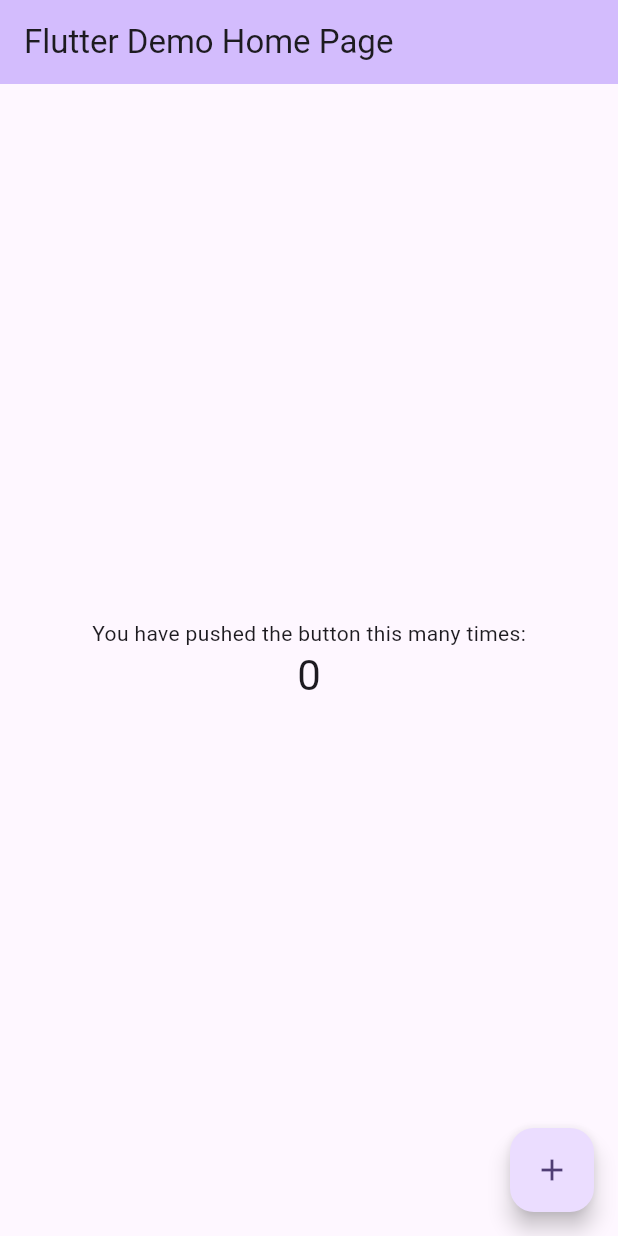
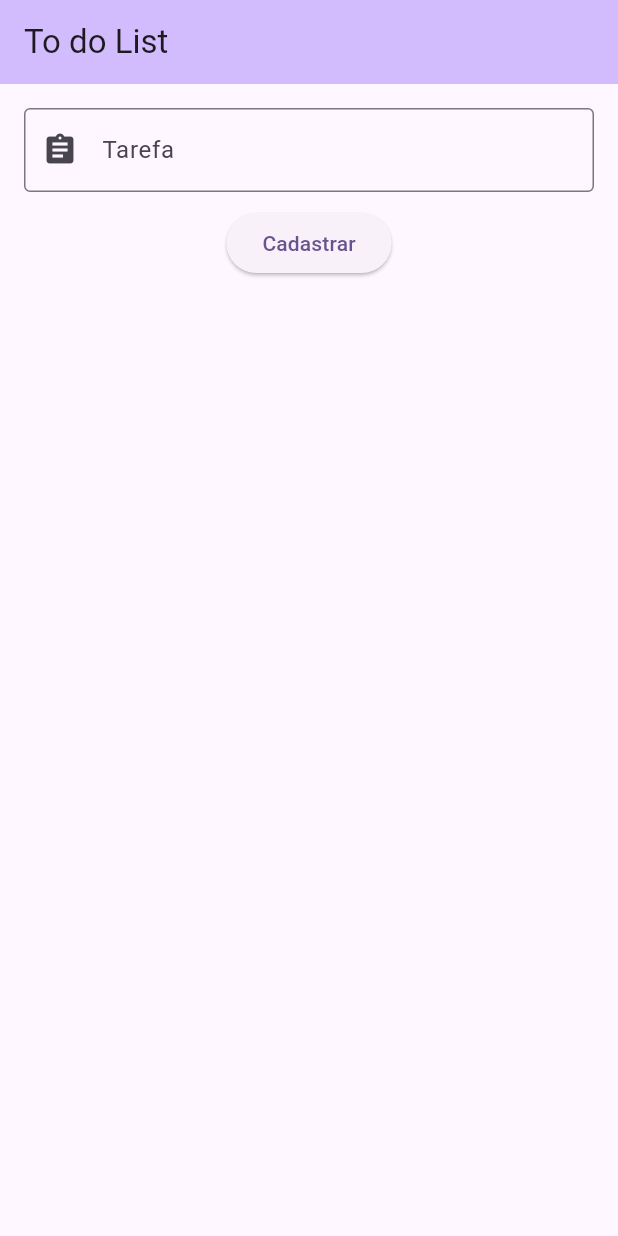
Before and after one commit to Thiag0Andres/to-do-list, a Flutter app: the screen it shows after launch, on a phone screen of 412 x 824 dp. Run offline on Flutter 3.47's test engine with Material 3 defaults, Android fonts, the phone set to English and light mode, and no system bars.

Commit message:
feat: adding task list adding and removing functions

```diff
--- a/lib/main.dart
+++ b/lib/main.dart
@@ -7,46 +7,21 @@
 class MyApp extends StatelessWidget {
   const MyApp({super.key});
 
-  // This widget is the root of your application.
   @override
   Widget build(BuildContext context) {
     return MaterialApp(
       title: 'Flutter Demo',
       theme: ThemeData(
-        // This is the theme of your application.
-        //
-        // TRY THIS: Try running your application with "flutter run". You'll see
-        // the application has a purple toolbar. Then, without quitting the app,
-        // try changing the seedColor in the colorScheme below to Colors.green
-        // and then invoke "hot reload" (save your changes or press the "hot
-        // reload" button in a Flutter-supported IDE, or press "r" if you used
-        // the command line to start the app).
-        //
-        // Notice that the counter didn't reset back to zero; the application
-        // state is not lost during the reload. To reset the state, use hot
-        // restart instead.
-        //
-        // This works for code too, not just values: Most code changes can be
-        // tested with just a hot reload.
         colorScheme: ColorScheme.fromSeed(seedColor: Colors.deepPurple),
         useMaterial3: true,
       ),
-      home: const MyHomePage(title: 'Flutter Demo Home Page'),
+      home: const MyHomePage(title: 'To do List'),
     );
   }
 }
 
 class MyHomePage extends StatefulWidget {
   const MyHomePage({super.key, required this.title});
-
-  // This widget is the home page of your application. It is stateful, meaning
-  // that it has a State object (defined below) that contains fields that affect
-  // how it looks.
-
-  // This class is the configuration for the state. It holds the values (in this
-  // case the title) provided by the parent (in this case the App widget) and
-  // used by the build method of the State. Fields in a Widget subclass are
-  // always marked "final".
 
   final String title;
 
@@ -55,71 +30,91 @@
 }
 
 class _MyHomePageState extends State<MyHomePage> {
-  int _counter = 0;
+  final List<ToDoItem> _toDoItems = [];
+  final TextEditingController _controller = TextEditingController();
 
-  void _incrementCounter() {
+  // Adds a new to-do item to the beginning of the list
+  void _addToDoItem(String title) {
     setState(() {
-      // This call to setState tells the Flutter framework that something has
-      // changed in this State, which causes it to rerun the build method below
-      // so that the display can reflect the updated values. If we changed
-      // _counter without calling setState(), then the build method would not be
-      // called again, and so nothing would appear to happen.
-      _counter++;
+      _toDoItems.insert(0, ToDoItem(title: title));
+    });
+    _controller.clear();
+  }
+
+  // Updates the status of the to-do item and rearranges the list
+  void _updateToDoItem(ToDoItem toDoItem, bool? completed) {
+    setState(() {
+      toDoItem.completed = completed ?? false;
+      _toDoItems.remove(toDoItem);
+      if (toDoItem.completed) {
+        _toDoItems.add(toDoItem); // Move to end if completed
+      } else {
+        _toDoItems.insert(0, toDoItem); // Move to start if not completed
+      }
     });
   }
 
   @override
   Widget build(BuildContext context) {
-    // This method is rerun every time setState is called, for instance as done
-    // by the _incrementCounter method above.
-    //
-    // The Flutter framework has been optimized to make rerunning build methods
-    // fast, so that you can just rebuild anything that needs updating rather
-    // than having to individually change instances of widgets.
     return Scaffold(
       appBar: AppBar(
-        // TRY THIS: Try changing the color here to a specific color (to
-        // Colors.amber, perhaps?) and trigger a hot reload to see the AppBar
-        // change color while the other colors stay the same.
         backgroundColor: Theme.of(context).colorScheme.inversePrimary,
-        // Here we take the value from the MyHomePage object that was created by
-        // the App.build method, and use it to set our appbar title.
         title: Text(widget.title),
       ),
-      body: Center(
-        // Center is a layout widget. It takes a single child and positions it
-        // in the middle of the parent.
+      body: Padding(
+        padding: const EdgeInsets.all(16.0),
         child: Column(
-          // Column is also a layout widget. It takes a list of children and
-          // arranges them vertically. By default, it sizes itself to fit its
-          // children horizontally, and tries to be as tall as its parent.
-          //
-          // Column has various properties to control how it sizes itself and
-          // how it positions its children. Here we use mainAxisAlignment to
-          // center the children vertically; the main axis here is the vertical
-          // axis because Columns are vertical (the cross axis would be
-          // horizontal).
-          //
-          // TRY THIS: Invoke "debug painting" (choose the "Toggle Debug Paint"
-          // action in the IDE, or press "p" in the console), to see the
-          // wireframe for each widget.
-          mainAxisAlignment: MainAxisAlignment.center,
-          children: <Widget>[
-            const Text(
-              'You have pushed the button this many times:',
+          children: [
+            TextField(
+              controller: _controller,
+              decoration: const InputDecoration(
+                labelText: 'Tarefa',
+                prefixIcon: Icon(Icons.assignment),
+                border: OutlineInputBorder(),
+              ),
             ),
-            Text(
-              '$_counter',
-              style: Theme.of(context).textTheme.headlineMedium,
+            const SizedBox(height: 10),
+            ElevatedButton(
+              onPressed: () {
+                if (_controller.text.isNotEmpty) {
+                  _addToDoItem(_controller.text);
+                }
+              },
+              child: const Text('Cadastrar'),
+            ),
+            const SizedBox(height: 20),
+            Expanded(
+              child: ListView.builder(
+                itemCount: _toDoItems.length,
+                itemBuilder: (context, index) {
+                  final toDoItem = _toDoItems[index];
+                  return CheckboxListTile(
+                    title: Text(
+                      toDoItem.title,
+                      style: TextStyle(
+                        decoration: toDoItem.completed
+                            ? TextDecoration.lineThrough
+                            : TextDecoration.none,
+                      ),
+                    ),
+                    value: toDoItem.completed,
+                    onChanged: (bool? value) {
+                      _updateToDoItem(toDoItem, value);
+                    },
+                  );
+                },
+              ),
             ),
           ],
         ),
       ),
-      floatingActionButton: FloatingActionButton(
-        onPressed: _incrementCounter,
-        tooltip: 'Increment',
-        child: const Icon(Icons.add),
-      ), // This trailing comma makes auto-formatting nicer for build methods.
     );
   }
 }
+
+class ToDoItem {
+  String title;
+  bool completed;
+
+  ToDoItem({required this.title, this.completed = false});
+}
```
